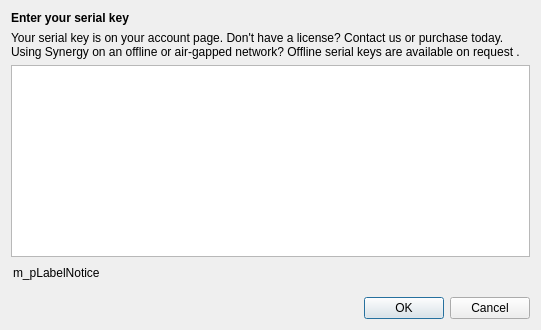
Old version of the form extra/src/lib/synergy/gui/ActivationDialog.ui in the repository symless/synergy.
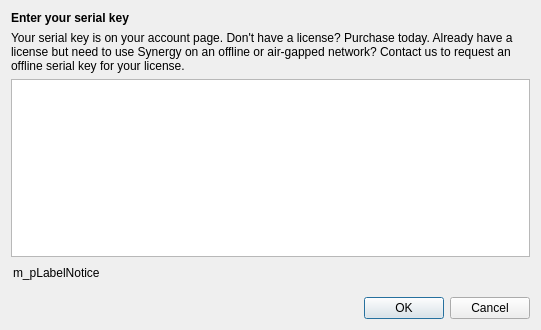
New version of the form.

Commit message:
Say that offline serial keys are issued against an existing license
The serial key dialog read as though anyone could request an offline key
for free, which brought support tickets from people with no license. The
offline paragraph now says the key is requested for a license you already
have, and the no-license line offers purchase only, so "contact us" no
longer reads as an alternative to buying.

```diff
--- a/extra/src/lib/synergy/gui/ActivationDialog.ui
+++ b/extra/src/lib/synergy/gui/ActivationDialog.ui
@@ -29,7 +29,7 @@
    <item>
     <widget class="QLabel" name="label_5">
      <property name="text">
-      <string>&lt;p&gt;Your serial key is on your &lt;a href=&quot;https://synergyapp.io/account?utm_source=gui-s1&quot; style=&quot;color:#4285f4;&quot;&gt;account&lt;/a&gt; page.&lt;br/&gt;Don't have a license? &lt;a href=&quot;https://synergyapp.io/contact?utm_source=gui-s1&quot; style=&quot;color:#4285f4;&quot;&gt;Contact us&lt;/a&gt; or &lt;a href=&quot;https://synergyapp.io/purchase?utm_source=gui-s1&quot; style=&quot;color:#4285f4;&quot;&gt;purchase&lt;/a&gt; today.&lt;/p&gt;&lt;p&gt;Using Synergy on an offline or air-gapped network?&lt;br/&gt;Offline serial keys are &lt;a href=&quot;https://synergyapp.io/contact?utm_source=gui-s1&quot; style=&quot;color:#4285f4;&quot;&gt;available on request&lt;/a&gt;.&lt;/p&gt;</string>
+      <string>&lt;p&gt;Your serial key is on your &lt;a href=&quot;https://synergyapp.io/account?utm_source=gui-s1&quot; style=&quot;color:#4285f4;&quot;&gt;account&lt;/a&gt; page.&lt;br/&gt;Don't have a license? &lt;a href=&quot;https://synergyapp.io/purchase?utm_source=gui-s1&quot; style=&quot;color:#4285f4;&quot;&gt;Purchase&lt;/a&gt; today.&lt;/p&gt;&lt;p&gt;Already have a license but need to use Synergy on an offline or air-gapped network?&lt;br/&gt;&lt;a href=&quot;https://synergyapp.io/contact?utm_source=gui-s1&quot; style=&quot;color:#4285f4;&quot;&gt;Contact us&lt;/a&gt; to request an offline serial key for your license.&lt;/p&gt;</string>
      </property>
      <property name="wordWrap">
       <bool>true</bool>
```
